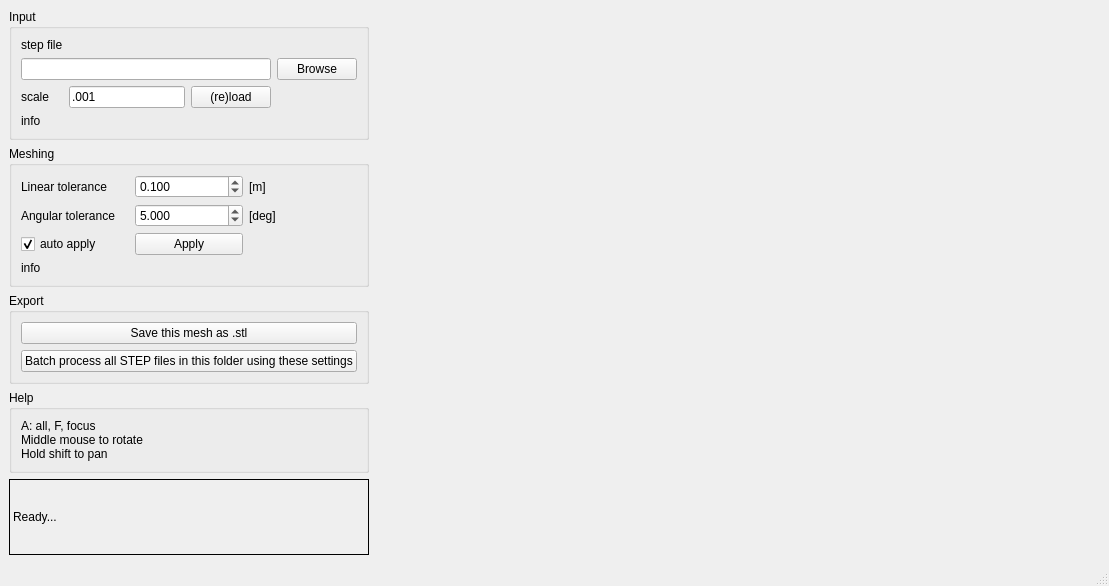
RubendeBruin/pymeshup-gui, file guis/step_mesher.ui: the form before one commit.
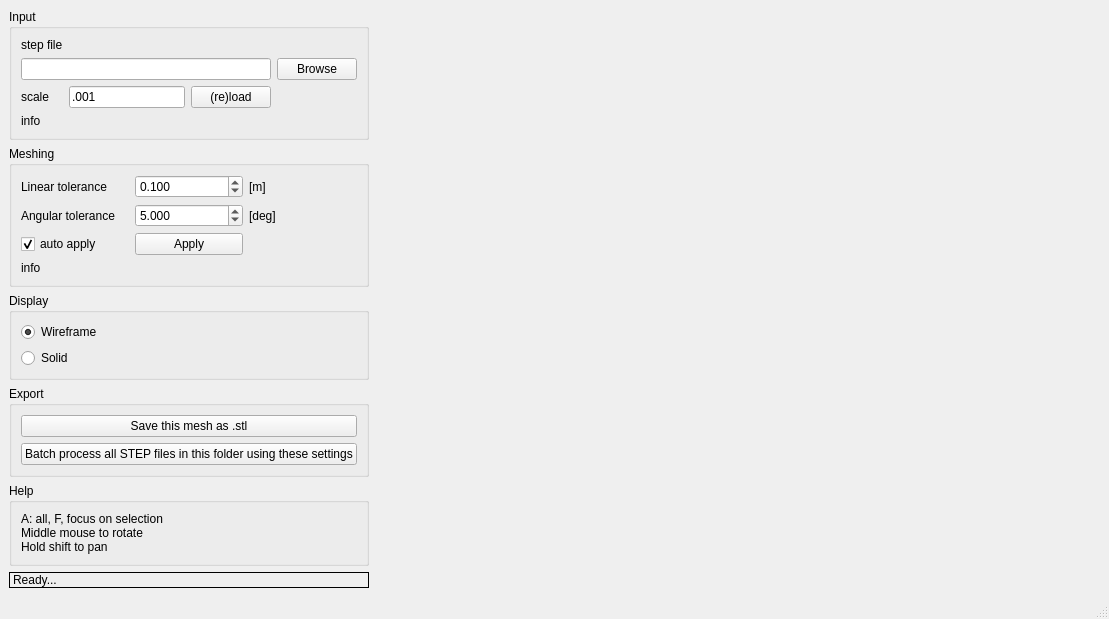
The form after the commit.

```diff
--- a/guis/step_mesher.ui
+++ b/guis/step_mesher.ui
@@ -15,6 +15,45 @@
   </property>
   <widget class="QWidget" name="centralwidget">
    <layout class="QGridLayout" name="gridLayout_2">
+    <item row="3" column="0">
+     <widget class="QGroupBox" name="groupBox_3">
+      <property name="sizePolicy">
+       <sizepolicy hsizetype="Minimum" vsizetype="Preferred">
+        <horstretch>0</horstretch>
+        <verstretch>0</verstretch>
+       </sizepolicy>
+      </property>
+      <property name="title">
+       <string>Export</string>
+      </property>
+      <layout class="QVBoxLayout" name="verticalLayout">
+       <item>
+        <widget class="QPushButton" name="pbSave">
+         <property name="text">
+          <string>Save this mesh as .stl</string>
+         </property>
+        </widget>
+       </item>
+       <item>
+        <widget class="QPushButton" name="pbBatch">
+         <property name="text">
+          <string>Batch process all STEP files in this folder using these settings</string>
+         </property>
+        </widget>
+       </item>
+      </layout>
+     </widget>
+    </item>
+    <item row="0" column="1" rowspan="6" colspan="2">
+     <widget class="QWidget" name="view3d" native="true">
+      <property name="sizePolicy">
+       <sizepolicy hsizetype="MinimumExpanding" vsizetype="MinimumExpanding">
+        <horstretch>1</horstretch>
+        <verstretch>0</verstretch>
+       </sizepolicy>
+      </property>
+     </widget>
+    </item>
     <item row="0" column="0">
      <widget class="QGroupBox" name="groupBox">
       <property name="sizePolicy">
@@ -75,6 +114,25 @@
       </layout>
      </widget>
     </item>
+    <item row="5" column="0">
+     <widget class="QLabel" name="lbFeedback">
+      <property name="sizePolicy">
+       <sizepolicy hsizetype="Minimum" vsizetype="Minimum">
+        <horstretch>0</horstretch>
+        <verstretch>0</verstretch>
+       </sizepolicy>
+      </property>
+      <property name="frameShape">
+       <enum>QFrame::Shape::Box</enum>
+      </property>
+      <property name="text">
+       <string>Ready...</string>
+      </property>
+      <property name="wordWrap">
+       <bool>true</bool>
+      </property>
+     </widget>
+    </item>
     <item row="1" column="0">
      <widget class="QGroupBox" name="groupBox_2">
       <property name="sizePolicy">
@@ -174,65 +232,7 @@
       </layout>
      </widget>
     </item>
-    <item row="0" column="1" rowspan="5" colspan="2">
-     <widget class="QWidget" name="view3d" native="true">
-      <property name="sizePolicy">
-       <sizepolicy hsizetype="MinimumExpanding" vsizetype="MinimumExpanding">
-        <horstretch>1</horstretch>
-        <verstretch>0</verstretch>
-       </sizepolicy>
-      </property>
-     </widget>
-    </item>
     <item row="4" column="0">
-     <widget class="QLabel" name="lbFeedback">
-      <property name="sizePolicy">
-       <sizepolicy hsizetype="Minimum" vsizetype="Minimum">
-        <horstretch>0</horstretch>
-        <verstretch>0</verstretch>
-       </sizepolicy>
-      </property>
-      <property name="frameShape">
-       <enum>QFrame::Shape::Box</enum>
-      </property>
-      <property name="text">
-       <string>Ready...</string>
-      </property>
-      <property name="wordWrap">
-       <bool>true</bool>
-      </property>
-     </widget>
-    </item>
-    <item row="2" column="0">
-     <widget class="QGroupBox" name="groupBox_3">
-      <property name="sizePolicy">
-       <sizepolicy hsizetype="Minimum" vsizetype="Preferred">
-        <horstretch>0</horstretch>
-        <verstretch>0</verstretch>
-       </sizepolicy>
-      </property>
-      <property name="title">
-       <string>Export</string>
-      </property>
-      <layout class="QVBoxLayout" name="verticalLayout">
-       <item>
-        <widget class="QPushButton" name="pbSave">
-         <property name="text">
-          <string>Save this mesh as .stl</string>
-         </property>
-        </widget>
-       </item>
-       <item>
-        <widget class="QPushButton" name="pbBatch">
-         <property name="text">
-          <string>Batch process all STEP files in this folder using these settings</string>
-         </property>
-        </widget>
-       </item>
-      </layout>
-     </widget>
-    </item>
-    <item row="3" column="0">
      <widget class="QGroupBox" name="groupBox_4">
       <property name="sizePolicy">
        <sizepolicy hsizetype="Minimum" vsizetype="Preferred">
@@ -247,7 +247,33 @@
        <item>
         <widget class="QLabel" name="label_2">
          <property name="text">
-          <string>A: all, F, focus&lt;br&gt;Middle mouse to rotate&lt;br&gt;Hold shift to pan</string>
+          <string>&lt;html&gt;&lt;head/&gt;&lt;body&gt;&lt;p&gt;A: all, F, focus on selection&lt;br/&gt;Middle mouse to rotate&lt;br/&gt;Hold shift to pan&lt;/p&gt;&lt;/body&gt;&lt;/html&gt;</string>
+         </property>
+        </widget>
+       </item>
+      </layout>
+     </widget>
+    </item>
+    <item row="2" column="0">
+     <widget class="QGroupBox" name="groupBox_5">
+      <property name="title">
+       <string>Display</string>
+      </property>
+      <layout class="QVBoxLayout" name="verticalLayout_3">
+       <item>
+        <widget class="QRadioButton" name="rbWireframe">
+         <property name="text">
+          <string>Wireframe</string>
+         </property>
+         <property name="checked">
+          <bool>true</bool>
+         </property>
+        </widget>
+       </item>
+       <item>
+        <widget class="QRadioButton" name="rbSolid">
+         <property name="text">
+          <string>Solid</string>
          </property>
         </widget>
        </item>
```
